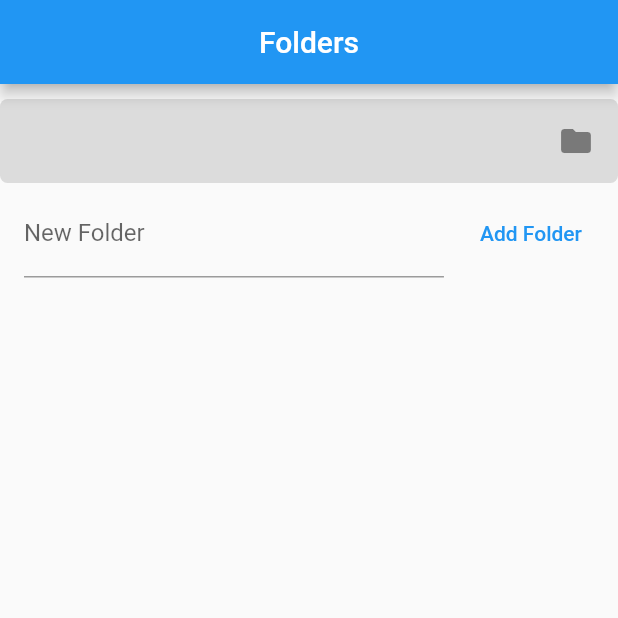
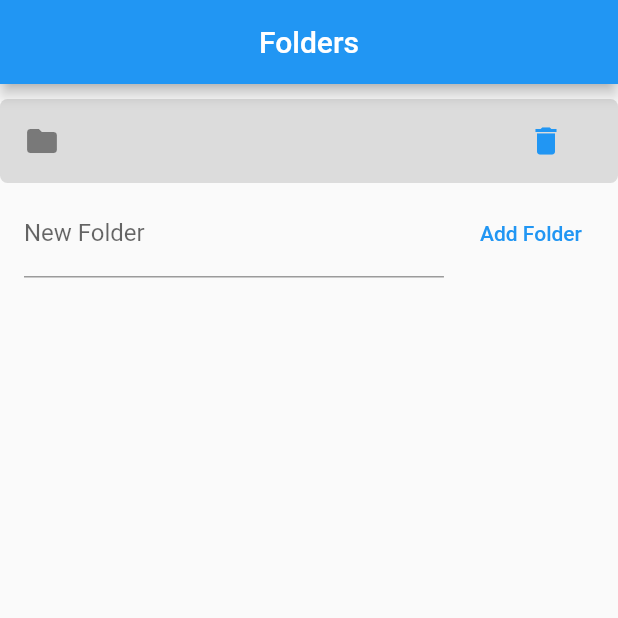
Before and after one commit to martinpelli/flutter_ensolvers, a Flutter app: the screen it shows after launch, after a tap on "Add Folder", on a phone screen of 412 x 824 dp, the top half of it. Run offline on Flutter 3.47's test engine with Material 2 defaults, Android fonts, the phone set to English and light mode, and no system bars.

Commit message:
folders UI finished

```diff
--- a/lib/src/pages/folders_page.dart
+++ b/lib/src/pages/folders_page.dart
@@ -54,10 +54,11 @@ class _FoldersPageState extends State<FoldersPage> {
 
   ListTile _newFolder(BuildContext context, Key newKey) {
     return ListTile(
+      leading: Icon(Icons.folder),
       key: newKey,
       tileColor: Colors.black12,
-      title: Text(_folderTitle),
-      trailing: Icon(Icons.folder),
+      title: Center(child: Text(_folderTitle)),
+      trailing: TextButton(onPressed: () {}, child: Icon(Icons.delete)),
       onTap: () => Navigator.pushNamed(context, 'to-do'),
       hoverColor: Colors.black12,
       shape: RoundedRectangleBorder(
```
